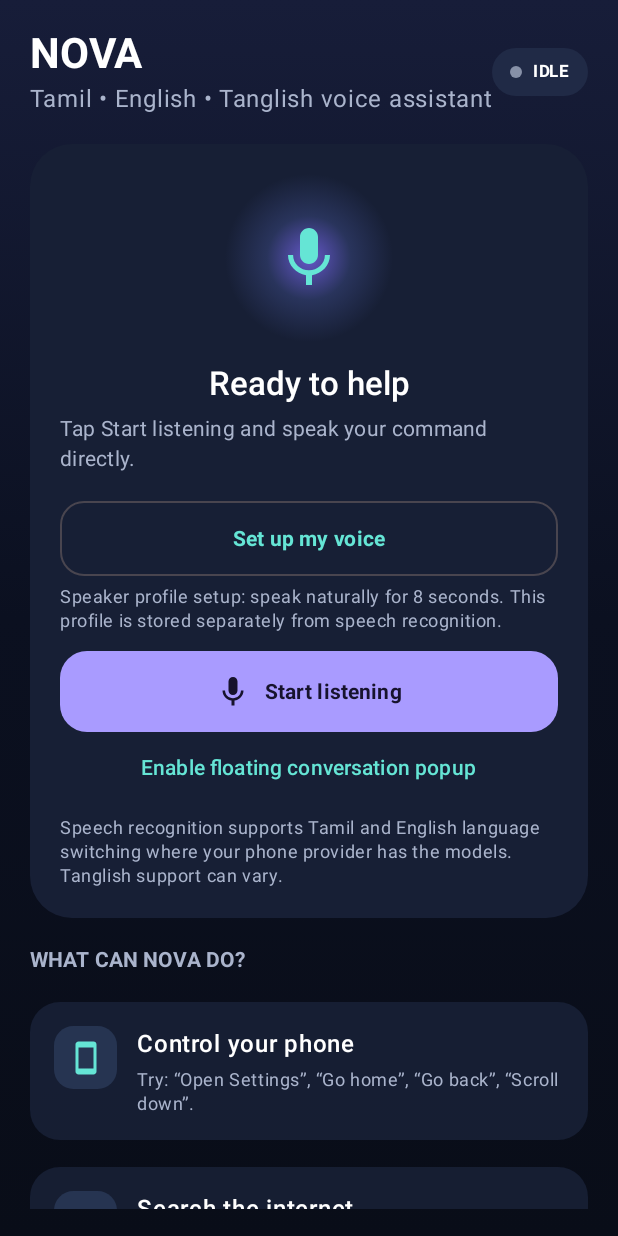
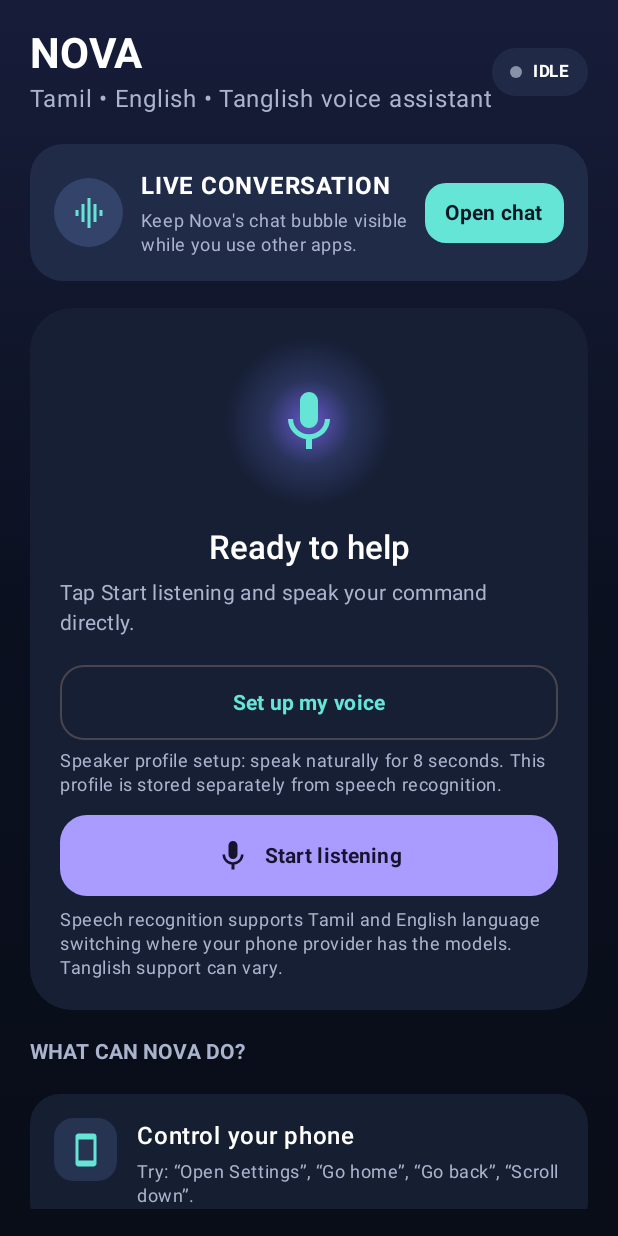
Before and after one commit to guna05221/Nova-Assistant, an Android app built with Jetpack Compose: the screen it shows after launch (MainActivity), on a phone screen of 412 x 824 dp. Run offline under Robolectric (Android 15) with nearby library versions, the phone set to English and light mode, and no system bars; libraries missing offline, so code that uses them is left out: dev.ffmpegkit.llama.

Commit message:
Improve live conversation entry point and clarify its purpose

```diff
--- a/app/src/main/java/com/guna/nova/MainActivity.kt
+++ b/app/src/main/java/com/guna/nova/MainActivity.kt
@@ -125,6 +125,59 @@ class MainActivity : ComponentActivity() {
                         }
 
                         Card(
+                            colors = CardDefaults.cardColors(containerColor = Color(0xFF202B48)),
+                            shape = RoundedCornerShape(22.dp),
+                            modifier = Modifier.fillMaxWidth()
+                        ) {
+                            Row(
+                                modifier = Modifier.fillMaxWidth().padding(16.dp),
+                                verticalAlignment = Alignment.CenterVertically
+                            ) {
+                                Box(
+                                    modifier = Modifier.size(46.dp).background(Color(0xFF34436A), CircleShape),
+                                    contentAlignment = Alignment.Center
+                                ) {
+                                    Icon(Icons.Default.GraphicEq, contentDescription = null, tint = NovaMint)
+                                }
+                                Spacer(Modifier.width(12.dp))
+                                Column(modifier = Modifier.weight(1f)) {
+                                    Text("LIVE CONVERSATION", color = Color.White, fontWeight = FontWeight.Bold)
+                                    Spacer(Modifier.height(3.dp))
+                                    Text(
+                                        "Keep Nova's chat bubble visible while you use other apps.",
+                                        color = NovaMuted,
+                                        style = MaterialTheme.typography.bodySmall
+                                    )
+                                }
+                                Spacer(Modifier.width(8.dp))
+                                Button(
+                                    onClick = {
+                                        if (!Settings.canDrawOverlays(this@MainActivity)) {
+                                            startActivity(
+                                                Intent(
+                                                    Settings.ACTION_MANAGE_OVERLAY_PERMISSION,
+                                                    Uri.parse("package:$packageName")
+                                                )
+                                            )
+                                        } else {
+                                            startService(Intent(this@MainActivity, NovaOverlayService::class.java).apply {
+                                                action = NovaOverlayService.ACTION_SHOW
+                                            })
+                                        }
+                                    },
+                                    contentPadding = PaddingValues(horizontal = 13.dp, vertical = 10.dp),
+                                    shape = RoundedCornerShape(14.dp),
+                                    colors = ButtonDefaults.buttonColors(
+                                        containerColor = NovaMint,
+                                        contentColor = Color(0xFF0B1824)
+                                    )
+                                ) {
+                                    Text("Open chat", fontWeight = FontWeight.Bold)
+                                }
+                            }
+                        }
+
+                        Card(
                             colors = CardDefaults.cardColors(containerColor = NovaPanel),
                             shape = RoundedCornerShape(28.dp),
                             modifier = Modifier.fillMaxWidth()
@@ -233,25 +286,6 @@ class MainActivity : ComponentActivity() {
                                         if (running) "Stop listening" else "Start listening",
                                         fontWeight = FontWeight.Bold
                                     )
-                                }
-                                TextButton(
-                                    onClick = {
-                                        if (!Settings.canDrawOverlays(this@MainActivity)) {
-                                            startActivity(
-                                                Intent(
-                                                    Settings.ACTION_MANAGE_OVERLAY_PERMISSION,
-                                                    Uri.parse("package:$packageName")
-                                                )
-                                            )
-                                        } else {
-                                            startService(Intent(this@MainActivity, NovaOverlayService::class.java).apply {
-                                                action = NovaOverlayService.ACTION_SHOW
-                                            })
-                                        }
-                                    },
-                                    modifier = Modifier.fillMaxWidth()
-                                ) {
-                                    Text("Enable floating conversation popup", color = NovaMint)
                                 }
                                 Spacer(Modifier.height(8.dp))
                                 Text(
```
